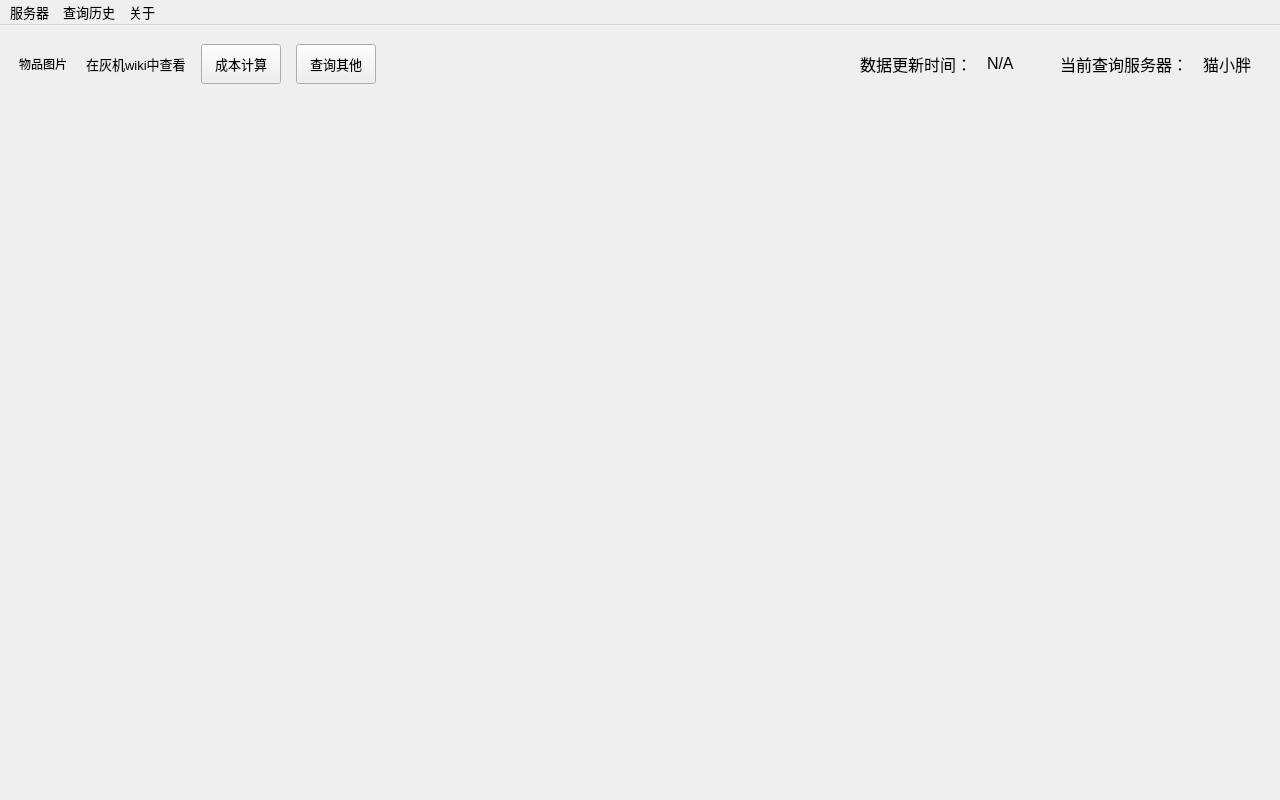
The window that Paissa.ui (NagaResst/Paissa) describes before a commit, drawn with Qt 5.
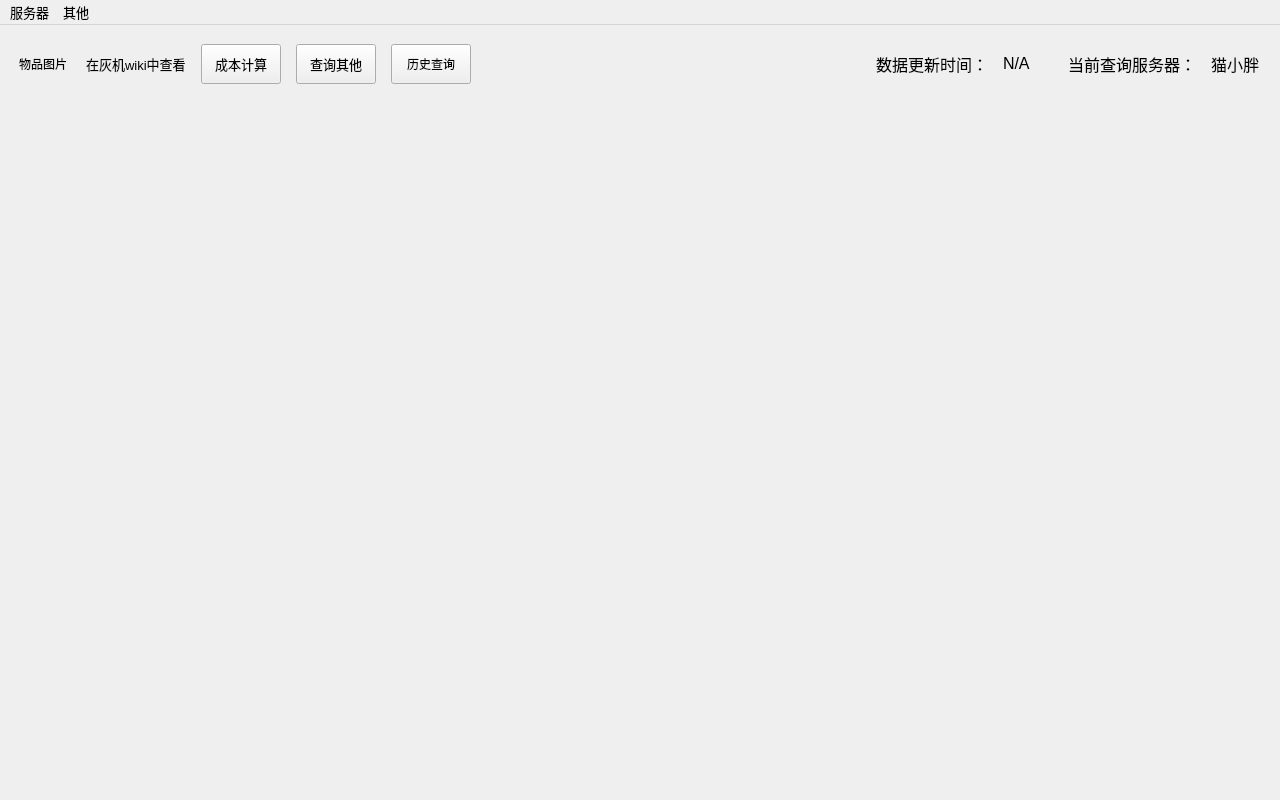
The same window after the commit. The open tabs and pages were chosen to show the change.

Commit message: 增加历史记录功能

Diff of the .ui file:
```diff
--- a/Paissa.ui
+++ b/Paissa.ui
@@ -58,7 +58,7 @@
       </property>
       <layout class="QGridLayout" name="gridLayout_3">
        <item row="0" column="0">
-        <layout class="QHBoxLayout" name="horizontalLayout" stretch="0,0,0,0,10,1,2,1">
+        <layout class="QHBoxLayout" name="horizontalLayout" stretch="0,0,0,0,0,10,1,2,1">
          <property name="spacing">
           <number>15</number>
          </property>
@@ -162,6 +162,19 @@
            </property>
           </widget>
          </item>
+         <item>
+          <widget class="QPushButton" name="query_history">
+           <property name="minimumSize">
+            <size>
+             <width>80</width>
+             <height>40</height>
+            </size>
+           </property>
+           <property name="text">
+            <string>历史查询</string>
+           </property>
+          </widget>
+         </item>
          <item alignment="Qt::AlignRight">
           <widget class="QLabel" name="show_text_uptime">
            <property name="sizePolicy">
@@ -354,17 +367,6 @@
     <addaction name="server_maoxiaopang"/>
     <addaction name="server_doudouchai"/>
    </widget>
-   <widget class="QMenu" name="query_history">
-    <property name="font">
-     <font>
-      <family>Arial</family>
-      <pointsize>10</pointsize>
-     </font>
-    </property>
-    <property name="title">
-     <string>查询历史</string>
-    </property>
-   </widget>
    <widget class="QMenu" name="about">
     <property name="font">
      <font>
@@ -373,11 +375,10 @@
      </font>
     </property>
     <property name="title">
-     <string>关于</string>
+     <string>其他</string>
     </property>
    </widget>
    <addaction name="server"/>
-   <addaction name="query_history"/>
    <addaction name="about"/>
   </widget>
   <action name="select_server_all">
```
Left out of the diff: 31 changed lines with no effect on the pictures. The commit also changes 12 other files.
